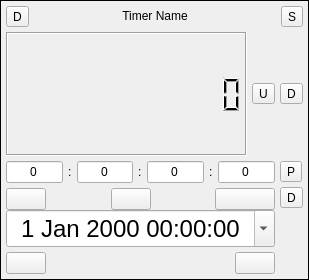
Old version of the form src/ui/AshmanixTimer.ui in the repository ashmanix/obs-plugin-countdown.
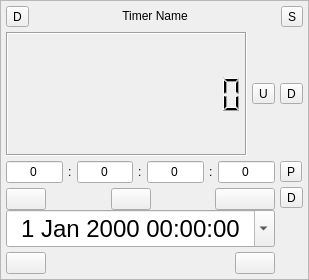
New version of the form.

Diff of the .ui file:
```diff
--- a/src/ui/AshmanixTimer.ui
+++ b/src/ui/AshmanixTimer.ui
@@ -35,7 +35,7 @@
    <item>
     <widget class="QFrame" name="frame">
      <property name="frameShape">
-      <enum>QFrame::Box</enum>
+      <enum>QFrame::StyledPanel</enum>
      </property>
      <property name="frameShadow">
       <enum>QFrame::Plain</enum>
```
